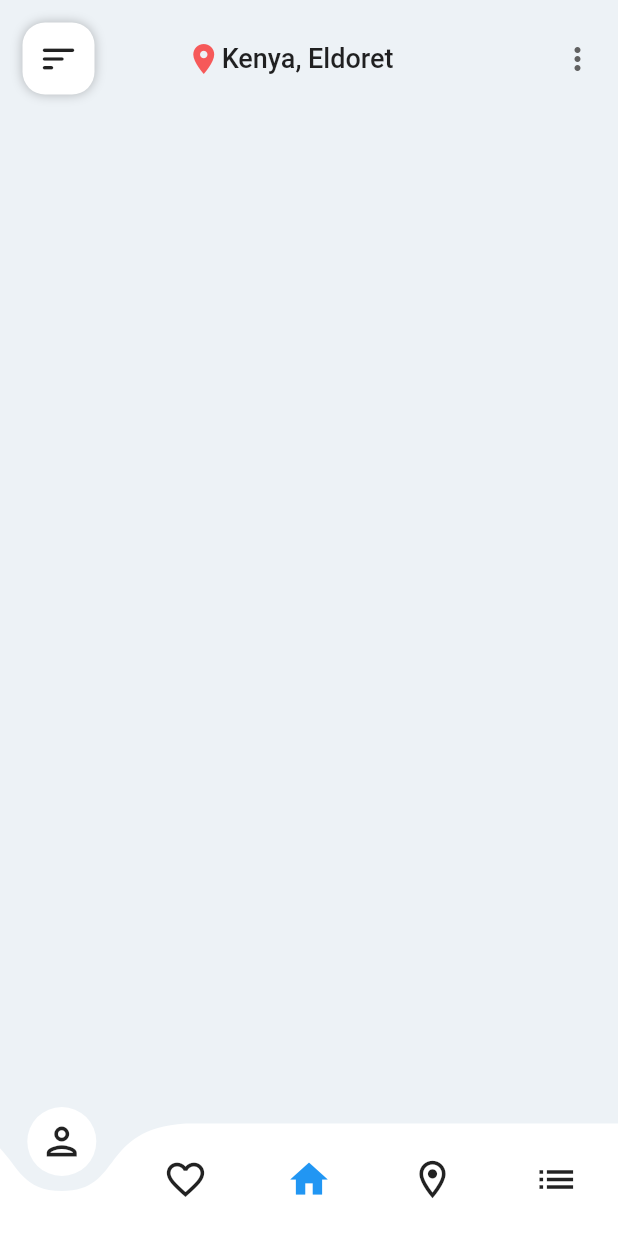
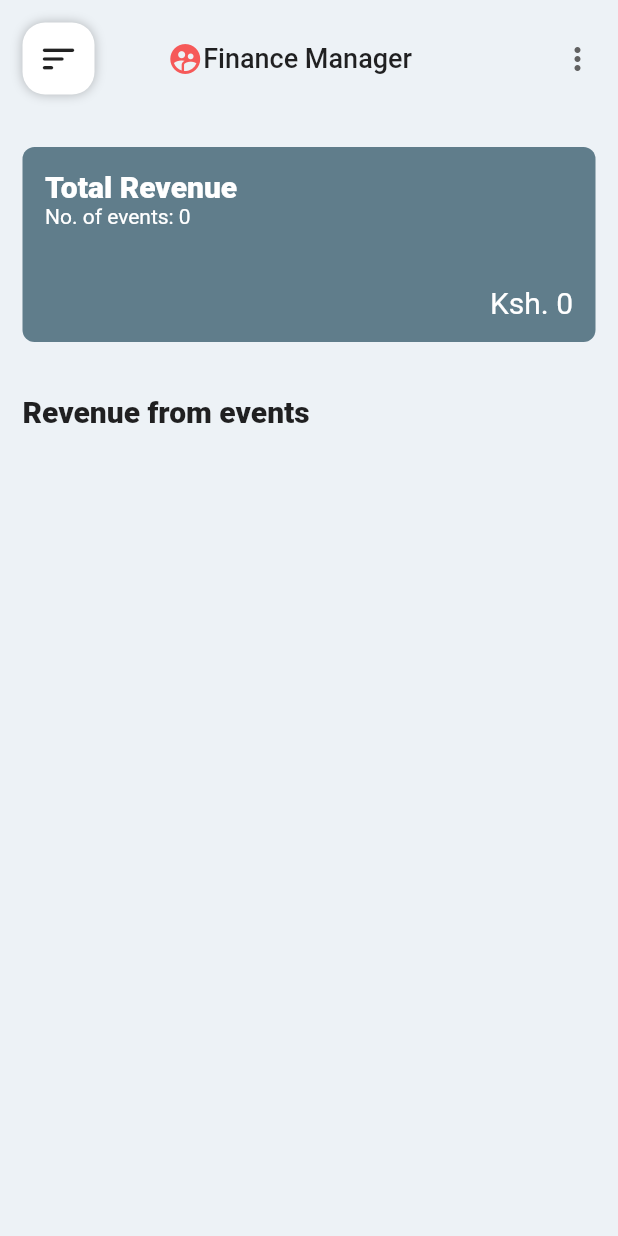
Before and after one commit to njogubless/HikersAfrique, a Flutter app: the FinanceManagerHome screen opened directly, on a phone screen of 412 x 824 dp. Run offline on Flutter 3.47's test engine with Material 2 defaults, Android fonts, the phone set to English and light mode, and no system bars; drawn by our look-alikes of curved_navigation_bar; our stand-ins replace cloud_firestore, email_validator, firebase_auth, firebase_core, flutter_spinkit, pdf and 1 more; accounts and stored records are empty.

Commit message:
Add finance manager page

```diff
--- a/lib/screens/finance_manager/finance_manager_home.dart
+++ b/lib/screens/finance_manager/finance_manager_home.dart
@@ -1,9 +1,7 @@
 import 'package:flutter/material.dart';
 import 'package:hikersafrique/models/event.dart';
+import 'package:hikersafrique/services/auth.dart';
 import 'package:hikersafrique/services/database.dart';
-import 'package:hikersafrique/screens/post_screen.dart';
-import 'package:hikersafrique/widgets/home_appbar.dart';
-import 'package:hikersafrique/widgets/home_bottombar.dart';
 
 class FinanceManagerHome extends StatelessWidget {
   const FinanceManagerHome({super.key});
@@ -13,19 +11,30 @@ class FinanceManagerHome extends StatelessWidget {
     return Scaffold(
       appBar: const PreferredSize(
         preferredSize: Size.fromHeight(90.0),
-        child: CustomHomeAppBar(),
+        child: FinanceManagerAppBar(),
       ),
-      bottomNavigationBar: const CustomBottomNavBar(),
-      body: SafeArea(
-        child: SingleChildScrollView(
+      body: SingleChildScrollView(
+        child: Padding(
+          padding: const EdgeInsets.only(left: 15, right: 15),
           child: Column(
             children: [
               const SizedBox(
                 height: 20.0,
               ),
-              const SizedBox(
-                height: 10.0,
+              const TotalRevenueSection(),
+              const SizedBox(height: 20.0),
+              Row(
+                children: const [
+                  Text(
+                    'Revenue from events',
+                    style: TextStyle(
+                      fontWeight: FontWeight.w800,
+                      fontSize: 20,
                     ),
+                  ),
+                ],
+              ),
+              const SizedBox(height: 20.0),
               FutureBuilder<List<Event>>(
                   future: Database.getAvailableEvents(),
                   initialData: const [],
@@ -59,66 +68,205 @@ class EventItem extends StatelessWidget {
 
   @override
   Widget build(BuildContext context) {
+    return FutureBuilder<int>(
+        future: Database.getNumberBooked(event.eventID),
+        initialData: 0,
+        builder: (context, snapshot) {
+          final numberBooked = snapshot.data!;
           return Padding(
+            padding: const EdgeInsets.only(bottom: 15.0),
+            child: Container(
+              height: 130,
+              width: double.infinity,
               padding: const EdgeInsets.all(15.0),
+              decoration: BoxDecoration(
+                color: Colors.blueGrey,
+                borderRadius: BorderRadius.circular(8),
+              ),
               child: Column(
+                mainAxisAlignment: MainAxisAlignment.spaceBetween,
                 children: [
-          GestureDetector(
-            onTap: () {
-              Navigator.push(
-                  context,
-                  MaterialPageRoute(
-                      builder: (context) => PostScreen(
-                            event: event,
-                          )));
-            },
-            child: Container(
-              width: double.infinity,
-              decoration: BoxDecoration(
-                color: Colors.black26,
-                borderRadius: BorderRadius.circular(12.0),
-              ),
-              child: Image.network(
-                event.eventImageUrl,
-                fit: BoxFit.fitWidth,
-              ),
-            ),
-          ),
-          Padding(
-            padding: const EdgeInsets.only(top: 10.0),
-            child: Row(
-              mainAxisAlignment: MainAxisAlignment.spaceBetween,
+                  Row(
+                    children: [
+                      Column(
+                        mainAxisSize: MainAxisSize.min,
+                        crossAxisAlignment: CrossAxisAlignment.start,
                         children: [
                           Text(
                             event.eventName,
                             style: const TextStyle(
-                      fontSize: 20.0, fontWeight: FontWeight.w500),
+                              color: Colors.white,
+                              fontWeight: FontWeight.w800,
+                              fontSize: 20,
                             ),
-                const Icon(
-                  Icons.more_vert,
-                  size: 30.0,
+                          ),
+                          Text(
+                            'Unit amount(Ksh): ${event.eventCost}',
+                            style: const TextStyle(color: Colors.white),
+                          ),
+                          Text(
+                            'Clients booked: $numberBooked',
+                            style: const TextStyle(color: Colors.white),
+                          ),
+                        ],
+                      ),
+                    ],
+                  ),
+                  Row(
+                    mainAxisAlignment: MainAxisAlignment.end,
+                    children: [
+                      Text(
+                        'Ksh. ${event.eventCost * numberBooked}',
+                        style:
+                            const TextStyle(color: Colors.white, fontSize: 20),
+                      ),
+                    ],
                   ),
                 ],
               ),
             ),
-          const SizedBox(
-            height: 5.0,
+          );
+        });
+  }
+}
+
+class TotalRevenueSection extends StatelessWidget {
+  const TotalRevenueSection({super.key});
+
+  @override
+  Widget build(BuildContext context) {
+    return Padding(
+      padding: const EdgeInsets.only(bottom: 15.0),
+      child: Container(
+        height: 130,
+        width: double.infinity,
+        padding: const EdgeInsets.all(15.0),
+        decoration: BoxDecoration(
+          color: Colors.blueGrey,
+          borderRadius: BorderRadius.circular(8),
+        ),
+        child: Column(
+          mainAxisAlignment: MainAxisAlignment.spaceBetween,
+          children: [
+            Row(
+              children: [
+                Column(
+                  mainAxisSize: MainAxisSize.min,
+                  crossAxisAlignment: CrossAxisAlignment.start,
+                  children: [
+                    const Text(
+                      'Total Revenue',
+                      style: TextStyle(
+                        color: Colors.white,
+                        fontWeight: FontWeight.w800,
+                        fontSize: 20,
+                      ),
+                    ),
+                    FutureBuilder<int>(
+                        future: Database.getNumberOfEvents(),
+                        initialData: 0,
+                        builder: (context, snapshot) {
+                          final no = snapshot.data!;
+                          return Text(
+                            'No. of events: $no',
+                            style: const TextStyle(color: Colors.white),
+                          );
+                        }),
+                  ],
+                ),
+              ],
             ),
             Row(
-            children: const [
-              Icon(
-                Icons.star,
-                color: Colors.amber,
-                size: 20.0,
+              mainAxisAlignment: MainAxisAlignment.end,
+              children: [
+                FutureBuilder<int>(
+                    future: Database.getTotalRevenue(),
+                    initialData: 0,
+                    builder: (context, snapshot) {
+                      final total = snapshot.data!;
+                      return Text(
+                        'Ksh. $total',
+                        style:
+                            const TextStyle(color: Colors.white, fontSize: 20),
+                      );
+                    }),
+              ],
             ),
-              Text(
-                '4.5',
-                style: TextStyle(fontWeight: FontWeight.w600),
-              )
           ],
-          )
-        ],
+        ),
       ),
     );
   }
 }
+
+class FinanceManagerAppBar extends StatelessWidget {
+  const FinanceManagerAppBar({super.key});
+
+  @override
+  Widget build(BuildContext context) {
+    final AuthService auth = AuthService();
+    return SafeArea(
+      child: Padding(
+        padding: const EdgeInsets.all(15.0),
+        child: Row(
+          mainAxisAlignment: MainAxisAlignment.spaceBetween,
+          children: [
+            // Sort
+            InkWell(
+              onTap: () {},
+              child: Container(
+                padding: const EdgeInsets.all(10.0),
+                decoration: BoxDecoration(
+                    color: Colors.white,
+                    boxShadow: const [
+                      BoxShadow(
+                        color: Colors.black26,
+                        blurRadius: 6.0,
+                      )
+                    ],
+                    borderRadius: BorderRadius.circular(15.0)),
+                child: const Icon(Icons.sort_rounded, size: 28.0),
+              ),
+            ),
+            // Location and City
+            Row(
+              children: const [
+                // Location on icon
+                Icon(
+                  Icons.supervised_user_circle_rounded,
+                  color: Color(0xFFF65959),
+                ),
+                // City Text
+                Text(
+                  'Finance Manager',
+                  style: TextStyle(fontSize: 18.0, fontWeight: FontWeight.w500),
+                )
+              ],
+            ),
+            // Search icon
+            DropdownButton<int>(
+              icon: const Icon(Icons.more_vert),
+              underline: const SizedBox.shrink(),
+              items: const [
+                DropdownMenuItem(
+                  value: 1,
+                  child: Text(
+                    'Logout',
+                    style: TextStyle(
+                      color: Colors.red,
+                      fontSize: 16,
+                      fontFamily: 'AvenirNext',
+                    ),
+                  ),
+                ),
+              ],
+              onChanged: (selection) {
+                auth.signOut();
+              },
+            ),
+          ],
+        ),
+      ),
+    );
+  }
+}
```
Lines whose indentation alone changed are shown as unchanged.
